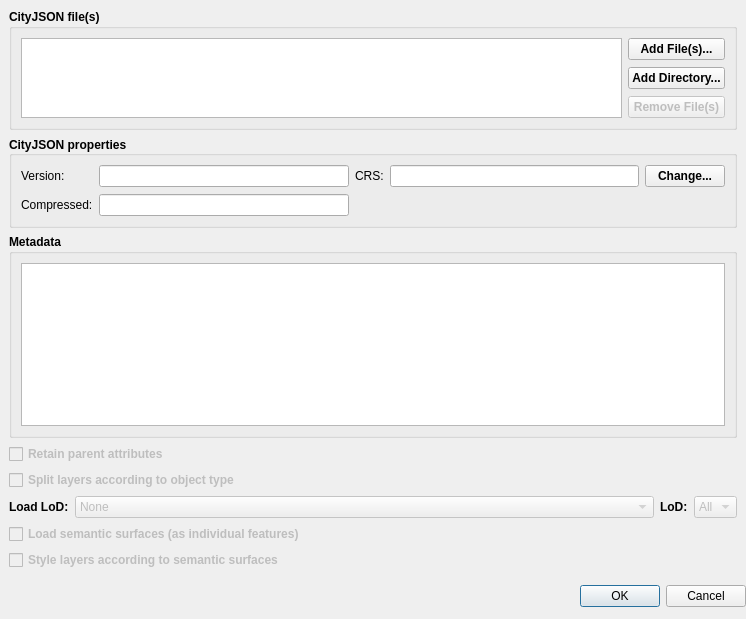
Old version of the form gui/cityjson_loader_dialog_base.ui in the repository FLeroux23/CityJSON-loader.
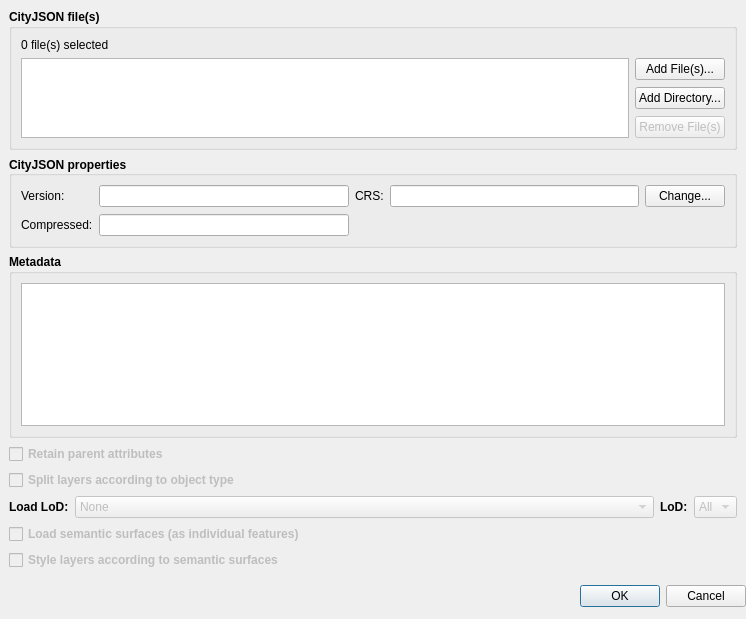
New version of the form. Custom widgets are drawn as their Qt base class.

Commit message: Added a file count label to the ui

```diff
--- a/gui/cityjson_loader_dialog_base.ui
+++ b/gui/cityjson_loader_dialog_base.ui
@@ -49,7 +49,7 @@
         <x>0</x>
         <y>0</y>
         <width>746</width>
-        <height>572</height>
+        <height>578</height>
        </rect>
       </property>
       <layout class="QVBoxLayout" name="verticalLayout_2" stretch="0,0,1,0,0,0,0,0,0">
@@ -71,7 +71,7 @@
           <string>CityJSON file(s)</string>
          </property>
          <layout class="QGridLayout" name="gridLayout_2">
-          <item row="0" column="0">
+          <item row="1" column="0">
            <layout class="QHBoxLayout" name="horizontalLayout_3">
             <item>
              <widget class="QListWidget" name="listWidget">
@@ -105,6 +105,12 @@
                   <verstretch>0</verstretch>
                  </sizepolicy>
                 </property>
+                <property name="font">
+                 <font>
+                  <weight>50</weight>
+                  <bold>false</bold>
+                 </font>
+                </property>
                 <property name="text">
                  <string>Add File(s)...</string>
                 </property>
@@ -118,6 +124,12 @@
                   <verstretch>0</verstretch>
                  </sizepolicy>
                 </property>
+                <property name="font">
+                 <font>
+                  <weight>50</weight>
+                  <bold>false</bold>
+                 </font>
+                </property>
                 <property name="text">
                  <string>Add Directory...</string>
                 </property>
@@ -134,6 +146,12 @@
                   <verstretch>0</verstretch>
                  </sizepolicy>
                 </property>
+                <property name="font">
+                 <font>
+                  <weight>50</weight>
+                  <bold>false</bold>
+                 </font>
+                </property>
                 <property name="text">
                  <string>Remove File(s)</string>
                 </property>
@@ -143,6 +161,22 @@
             </item>
            </layout>
           </item>
+          <item row="0" column="0">
+           <widget class="QLabel" name="fileCountLabel">
+            <property name="font">
+             <font>
+              <weight>50</weight>
+              <bold>false</bold>
+             </font>
+            </property>
+            <property name="text">
+             <string>0 file(s) selected</string>
+            </property>
+            <property name="alignment">
+             <set>Qt::AlignLeading|Qt::AlignLeft|Qt::AlignVCenter</set>
+            </property>
+           </widget>
+          </item>
          </layout>
         </widget>
        </item>
@@ -178,6 +212,12 @@
           </property>
           <item row="0" column="4">
            <widget class="QPushButton" name="changeCrsPushButton">
+            <property name="font">
+             <font>
+              <weight>50</weight>
+              <bold>false</bold>
+             </font>
+            </property>
             <property name="text">
              <string>Change...</string>
             </property>
```
Left out of the diff: 12 changed lines with no effect on the pictures.
